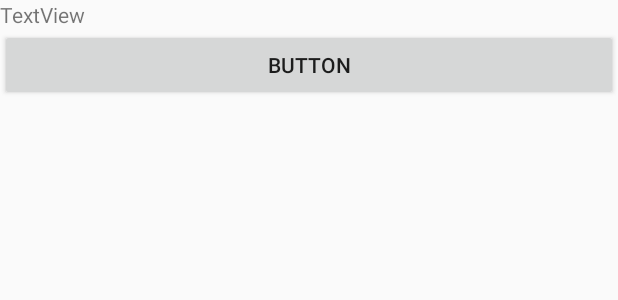
After one commit to akiwi/ProjetIntegrationE, an Android app: the layout sockettest.xml on its own in the app's theme, with its tools: preview values and no code run, on a phone screen of 412 x 824 dp. The commit adds this screen. Shown: the top 300 px of the screen. Run offline under Robolectric (Android 15) with nearby library versions, the phone set to English and light mode, and no system bars.

Commit message:
Application Socket
ajout d'un socket client

```diff
--- /dev/null
+++ b/Application/CareWatch/app/src/main/res/layout/sockettest.xml
@@ -0,0 +1,17 @@
+<?xml version="1.0" encoding="utf-8"?>
+<LinearLayout xmlns:android="http://schemas.android.com/apk/res/android"
+    android:orientation="vertical" android:layout_width="match_parent"
+    android:layout_height="match_parent">
+
+    <TextView
+        android:text="TextView"
+        android:layout_width="match_parent"
+        android:layout_height="wrap_content"
+        android:id="@+id/tv_socket" />
+
+    <Button
+        android:text="Button"
+        android:layout_width="match_parent"
+        android:layout_height="wrap_content"
+        android:id="@+id/btn_connect_socket" />
+</LinearLayout>
```
Also changed, not shown: Application/CareWatch/app/src/main/java/be/ephec/groupe3/carewatch/MainActivity.java (+20 -5 lines), Application/CareWatch/app/src/main/java/be/ephec/groupe3/carewatch/Task/Client.java (added, +68 -0 lines).
